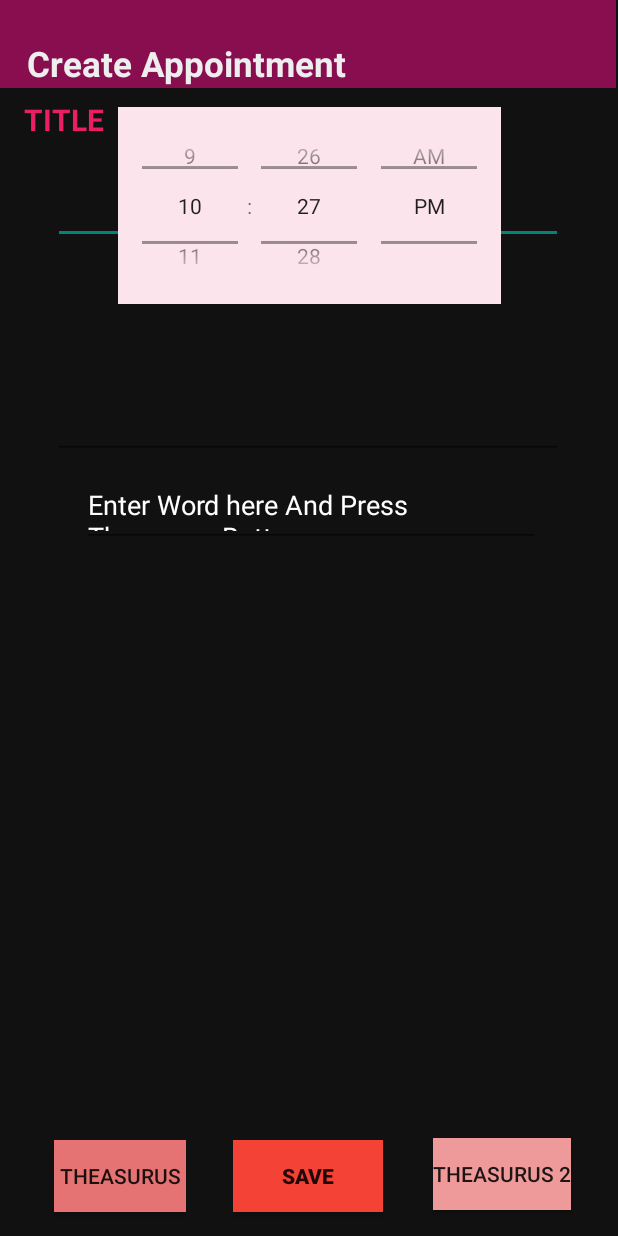
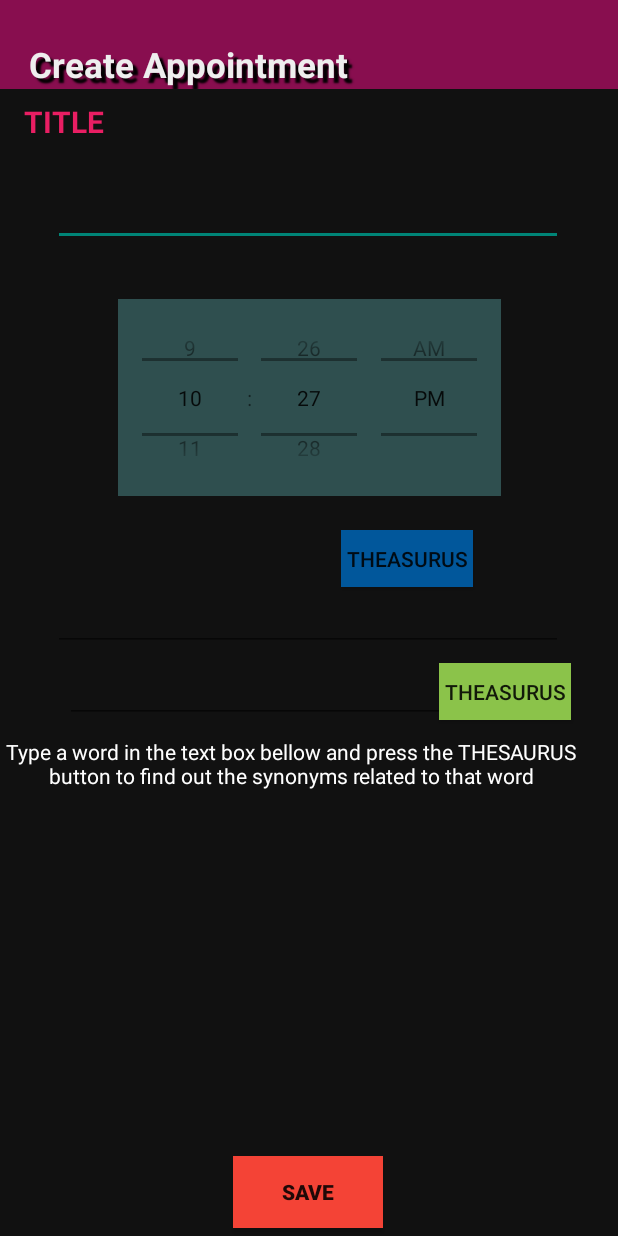
Before and after one commit to pavithB/MySchedule, an Android app: the CreateAppoinment screen opened directly, with no data from a screen before it, on a phone screen of 412 x 824 dp. Run offline under Robolectric (Android 15) with nearby library versions, the phone set to English and light mode, and no system bars.

Commit message:
first version done

```diff
--- a/app/src/main/java/com/pavithbuddhima/myschedule/SearchAppointment.java
+++ b/app/src/main/java/com/pavithbuddhima/myschedule/SearchAppointment.java
@@ -1,13 +1,197 @@
-package com.pavithbuddhima.myschedule;
-
-import android.support.v7.app.AppCompatActivity;
-import android.os.Bundle;
-
-public class SearchAppointment extends AppCompatActivity {
-
-    @Override
-    protected void onCreate(Bundle savedInstanceState) {
-        super.onCreate(savedInstanceState);
-        setContentView(R.layout.activity_search_appointment);
-    }
-}
+//package com.pavithbuddhima.myschedule;
+//
+//import android.content.Context;
+//import android.os.Bundle;
+//import android.support.v7.app.AppCompatActivity;
+//import android.view.Gravity;
+//import android.view.LayoutInflater;
+//import android.view.View;
+//import android.view.ViewGroup;
+//import android.view.Window;
+//import android.view.WindowManager;
+//import android.view.inputmethod.InputMethodManager;
+//import android.widget.AdapterView;
+//import android.widget.Button;
+//import android.widget.EditText;
+//import android.widget.ListView;
+//import android.widget.PopupWindow;
+//import android.widget.TextView;
+//import android.widget.Toast;
+//
+//import java.util.ArrayList;
+//
+//import android.content.Context;
+//import android.content.Intent;
+//import android.support.v7.app.AppCompatActivity;
+//import android.os.Bundle;
+//import android.view.Gravity;
+//import android.view.LayoutInflater;
+//import android.view.View;
+//import android.view.ViewGroup;
+//import android.view.Window;
+//import android.view.WindowManager;
+//import android.view.inputmethod.InputMethodManager;
+//import android.widget.AdapterView;
+//import android.widget.ArrayAdapter;
+//import android.widget.Button;
+//import android.widget.EditText;
+//import android.widget.ListView;
+//import android.widget.PopupWindow;
+//import android.widget.TextView;
+//import android.widget.Toast;
+//
+//
+//
+//import java.util.ArrayList;
+//import java.util.List;
+//
+//public class SearchAppointmentScreen extends AppCompatActivity implements View.OnClickListener{
+//
+//    private Button searchBtn;
+//    private EditText searchET;
+//
+//    AppoinmentDataBase myDBHandler;
+//
+//
+//    //list view stuff
+//    AppointmentAdaptor appointmentAdaptor;
+//    ListView listView;
+//
+//    //lists to store all the resulting appointments
+//    List<Appoinment> listArr;
+//    //list to store matching appointments
+//    List<Appoinment> listMatches;
+//
+//    //variable to store the value input from the textbox
+//    String searchKeywords;
+//
+//    //search popup stuff
+//    private PopupWindow popupWindow;
+//    TextView titleTV,timeTV,detailsTV;
+//
+//    @Override
+//    protected void onCreate(Bundle savedInstanceState) {
+//        super.onCreate(savedInstanceState);
+//
+//        requestWindowFeature(Window.FEATURE_NO_TITLE);
+//        getWindow().setFlags(WindowManager.LayoutParams.FLAG_FULLSCREEN,WindowManager.LayoutParams.FLAG_FULLSCREEN);
+//
+//        setContentView(R.layout.activity_search_appointment_screen);
+//
+//        //initialising the button and edit text
+//        searchBtn = (Button) findViewById(R.id.confirmButton);
+//        searchBtn.setOnClickListener(this);
+//        searchET = (EditText) findViewById(R.id.searchEditText);
+//
+//        //creates an instance of the MyDBHandler
+//        myDBHandler = new MyDBHandler(this, null, null, 1);
+//
+//        //call the displayappointment method and store all the appointments in a list
+//        listArr = myDBHandler.viewAppoinment();
+//
+//        //initialize the list view
+//        listView = (ListView) findViewById(R.id.searchList);
+//        //adding a list item click listener
+//        listView.setOnItemClickListener(new AdapterView.OnItemClickListener() {
+//            @Override
+//            public void onItemClick(AdapterView<?> parent, View view, int position, long id) {
+//
+//                displayClickedSearch(appointmentAdaptor.getItem(position) , view);
+//
+//            }
+//        });
+//
+//    }
+//
+//    @Override
+//    public void onClick(View v) {
+//
+//        //Hides the virtual keyboard when the buttons are clicked
+//        InputMethodManager inputManager = (InputMethodManager)
+//                getSystemService(Context.INPUT_METHOD_SERVICE);
+//        inputManager.hideSoftInputFromWindow(getCurrentFocus().getWindowToken(),
+//                InputMethodManager.HIDE_NOT_ALWAYS);
+//
+//        switch (v.getId()){
+//            case R.id.confirmButton : {
+//
+//                try {
+//                    if (searchET.getText().toString().equals("") || searchET.getText().toString().equals(null)) {
+//
+//                        searchET.setError("Please input a Keyword");
+//
+//                    } else {
+//                        //initialize a new list of apppointments
+//                        listMatches = new ArrayList<>();
+//
+//                        //assign the edit text value to the searchKeywords variable
+//                        searchKeywords = searchET.getText().toString();
+//
+//
+//                        //see if the arraylist objectcts contain any of the keywords
+//                        for (Appointment appointment : listArr) {
+//
+//                            if (appointment.getTitle().contains(searchKeywords)) {
+//
+//                                listMatches.add(appointment);
+//                            }
+//
+//                        }
+//
+//
+//                        appointmentAdaptor = new AppointmentAdaptor(getBaseContext(), -1, listMatches);
+//                        listView.setAdapter(appointmentAdaptor);
+//
+//                        if(listMatches.size() == 0){
+//
+//                            Toast.makeText(getBaseContext(),"Couldn't find any matches", Toast.LENGTH_SHORT).show();
+//
+//                        }
+//                    }
+//                }catch (Exception e){
+//
+//                    Toast.makeText(getBaseContext(),"Couldn't find any matches", Toast.LENGTH_SHORT).show();
+//
+//                }
+//                searchET.setText("");
+//                break;
+//            }
+//        }
+//    }
+//
+//    /**
+//     * This function creates a  popup window that will display the selected appointment details
+//     *
+//     * @param v The current view instance is passed
+//     */
+//    public void displayClickedSearch(Appointment appointment , View v){
+//
+//        Toast.makeText(getBaseContext(),appointment.getTitle(), Toast.LENGTH_SHORT).show();
+//
+//
+//        //get an instance of layoutinflater
+//        LayoutInflater inflater = (LayoutInflater) SearchAppointmentScreen.this
+//                .getSystemService(Context.LAYOUT_INFLATER_SERVICE);
+//        //initiate the view
+//        final View layout = inflater.inflate(R.layout.search_popup,
+//                (ViewGroup) findViewById(R.id.searchPopupView));
+//
+//        //initialising the textviews in search popup
+//        titleTV = (TextView) layout.findViewById(R.id.searchedTitle) ;
+//        timeTV = (TextView) layout.findViewById(R.id.searchedTime) ;
+//        detailsTV = (TextView) layout.findViewById(R.id.searchedDetails) ;
+//
+//        //initialize a size for the popup
+//        popupWindow = new PopupWindow(layout, 1000, 1000 ,  true);
+//        // display the popup in the center
+//        popupWindow.showAtLocation(v, Gravity.CENTER, 0, 0);
+//
+//        //setting the textviews
+//        titleTV.setText(appointment.getTitle());
+//        timeTV.setText(appointment.getTime());
+//        detailsTV.setText(appointment.getDetails());
+//
+//
+//
+//    }
+//}
--- a/app/src/main/res/layout/activity_calender_main.xml
+++ b/app/src/main/res/layout/activity_calender_main.xml
@@ -119,7 +119,7 @@
         android:id="@+id/button"
         android:text="search"
         app:layout_constraintLeft_toRightOf="@+id/editText"
-        android:layout_marginLeft="-24dp"
+        android:layout_marginLeft="0dp"
         app:layout_constraintTop_toTopOf="parent"
         android:layout_marginTop="33dp" />
 
--- a/app/src/main/res/layout/activity_create_appoinment.xml
+++ b/app/src/main/res/layout/activity_create_appoinment.xml
@@ -11,19 +11,22 @@
 <TextView
     android:background="#880E4F"
     android:text="\n\t Create Appointment"
-    android:textStyle="bold"
     android:textSize="23dp"
     android:textColor="#eeeeee"
     android:layout_width="412dp"
+    android:textStyle="bold"
+    android:shadowColor="@color/Black"
+    android:shadowDx="5"
+    android:shadowDy="5"
+    android:shadowRadius="1"
     android:layout_height="59dp"
     android:id="@+id/textView5"
-    android:layout_marginLeft="-1dp"
     app:layout_constraintLeft_toLeftOf="parent"
     android:layout_marginRight="8dp"
     app:layout_constraintRight_toRightOf="parent"
     app:layout_constraintTop_toTopOf="parent"
-    android:layout_marginTop="-1dp"
-    app:layout_constraintHorizontal_bias="0.111" />
+    app:layout_constraintHorizontal_bias="0.111"
+    android:layout_marginEnd="8dp" />
 
 
     <TextView
@@ -59,8 +62,7 @@
         android:layout_marginRight="198dp"
         app:layout_constraintRight_toRightOf="@+id/textView"
         app:layout_constraintHorizontal_bias="0.0"
-        app:layout_constraintBottom_toTopOf="@+id/timeedit"
-        android:layout_marginBottom="-91dp" />
+        app:layout_constraintBottom_toTopOf="@+id/timeedit" />
 
     <TextView
         android:textColor="#E91E63"
@@ -77,8 +79,7 @@
         app:layout_constraintLeft_toLeftOf="@+id/textView3"
         android:layout_marginRight="231dp"
         app:layout_constraintRight_toRightOf="@+id/textView3"
-        app:layout_constraintHorizontal_bias="0.033"
-        android:layout_marginBottom="7dp" />
+        app:layout_constraintHorizontal_bias="0.033" />
 
 
     <EditText
@@ -95,14 +96,13 @@
         app:layout_constraintRight_toRightOf="parent"
         android:layout_marginStart="8dp"
         android:layout_marginEnd="8dp"
-        android:layout_marginBottom="-35dp"
         app:layout_constraintBottom_toTopOf="@+id/textView3"
         app:layout_constraintHorizontal_bias="0.49" />
 
 
     <EditText
         android:textColor="#ffffff"
-        android:maxHeight="130dp"
+        android:maxHeight="120dp"
         android:layout_width="340dp"
         android:layout_height="wrap_content"
         android:id="@+id/editdetail"
@@ -117,7 +117,7 @@
         app:layout_constraintTop_toBottomOf="@+id/timeedit" />
 
     <TimePicker
-        android:background="#FCE4EC"
+        android:background="@color/DarkSlateGray"
         android:numbersTextColor="#00BFA5"
         android:id="@+id/timeedit"
         android:layout_width="255dp"
@@ -127,24 +127,42 @@
         app:layout_constraintLeft_toLeftOf="parent"
         android:layout_marginRight="8dp"
         app:layout_constraintRight_toRightOf="parent"
-        android:layout_marginTop="73dp"
+        android:layout_marginTop="35dp"
         app:layout_constraintTop_toBottomOf="@+id/titleedit"
         android:layout_marginStart="8dp"
         android:layout_marginEnd="8dp" />
 
 
     <EditText
-        android:layout_width="305dp"
-        android:layout_height="45dp"
-        android:layout_marginTop="13dp"
+        android:layout_width="260dp"
+        android:layout_height="48dp"
+        android:layout_marginTop="0dp"
         app:layout_constraintTop_toBottomOf="@+id/editdetail"
         android:layout_marginLeft="8dp"
         app:layout_constraintLeft_toLeftOf="@+id/editdetail"
         app:layout_constraintRight_toRightOf="@+id/editdetail"
-        app:layout_constraintHorizontal_bias="0.423"
-        android:hint="Enter Word here And Press Theasurus Button "
+        app:layout_constraintHorizontal_bias="0.0"
         android:textColorHint="#ffffff"
-        android:layout_marginStart="8dp" />
+        android:textColor="#000000"
+        android:layout_marginStart="8dp"
+        android:id="@+id/editText2" />
+
+
+    <TextView
+        android:id="@+id/thesaurustext"
+        android:layout_width="0dp"
+        android:layout_height="wrap_content"
+        android:text="Type a word in the text box bellow and press the THESAURUS button to find out the synonyms related to that word"
+        android:textAlignment="center"
+        android:textColor="#ffffff"
+        android:layout_marginTop="9dp"
+        app:layout_constraintTop_toBottomOf="@+id/editText2"
+        android:layout_marginLeft="-16dp"
+        app:layout_constraintLeft_toLeftOf="parent"
+        android:layout_marginRight="8dp"
+        app:layout_constraintRight_toRightOf="parent"
+        app:layout_constraintHorizontal_bias="1.0" />
+
 
 
     <Button
@@ -160,31 +178,39 @@
         android:textStyle="bold"
         android:background="#F44336"
         app:layout_constraintBottom_toBottomOf="parent"
-        android:layout_marginBottom="16dp"
+        android:layout_marginBottom="5dp"
         android:layout_marginStart="8dp"
         android:layout_marginEnd="8dp" />
 
     <Button
-        android:background="#E57373"
+        android:background="#8BC34A"
         android:layout_width="wrap_content"
-        android:layout_height="wrap_content"
+        android:layout_height="38dp"
         android:id="@+id/thesaurusbtn"
-        app:layout_constraintRight_toLeftOf="@+id/savebtn"
-        android:layout_marginRight="31dp"
-        app:layout_constraintBottom_toBottomOf="parent"
-        android:layout_marginBottom="16dp"
         android:text="Theasurus"
-        android:layout_marginEnd="31dp" />
+        android:layout_marginEnd="31dp"
+        app:layout_constraintTop_toTopOf="@+id/editText2"
+        android:layout_marginTop="8dp"
+        app:layout_constraintBottom_toBottomOf="@+id/editText2"
+        app:layout_constraintVertical_bias="0.0"
+        android:layout_marginRight="20dp"
+        app:layout_constraintRight_toRightOf="parent" />
 
     <Button
         android:layout_width="wrap_content"
-        android:layout_height="wrap_content"
-        app:layout_constraintLeft_toRightOf="@+id/savebtn"
+        android:layout_height="38dp"
+        app:layout_constraintBottom_toBottomOf="@+id/textView2"
+        android:layout_marginBottom="8dp"
+        android:text="Theasurus"
+        android:background="#01579B"
+        android:layout_marginStart="33dp"
+        app:layout_constraintTop_toTopOf="@+id/textView2"
+        app:layout_constraintLeft_toRightOf="@+id/textView2"
         android:layout_marginLeft="33dp"
-        app:layout_constraintBottom_toBottomOf="parent"
-        android:layout_marginBottom="17dp"
-        android:text="Theasurus 2"
-        android:background="#EF9A9A"
-        android:layout_marginStart="33dp" />
+        app:layout_constraintVertical_bias="0.0"
+        android:layout_marginRight="8dp"
+        app:layout_constraintRight_toRightOf="parent"
+        android:layout_marginEnd="8dp"
+        app:layout_constraintHorizontal_bias="0.761" />
 
 </android.support.constraint.ConstraintLayout>
--- a/app/src/main/res/layout/activity_move_appointment.xml
+++ b/app/src/main/res/layout/activity_move_appointment.xml
@@ -12,9 +12,11 @@
         android:layout_width="408dp"
         android:layout_height="101dp"
         android:text="\n\t\t    Move Appointment"
-
+        android:shadowColor="@color/Black"
+        android:shadowDx="5"
+        android:shadowDy="5"
+        android:shadowRadius="1"
         android:textSize="30dp"
-        android:textStyle="bold"
         android:textColor="#ffffff"
         app:layout_constraintTop_toTopOf="parent"
         android:layout_marginTop="0dp"
--- a/app/src/main/res/layout/activity_thesaurus.xml
+++ b/app/src/main/res/layout/activity_thesaurus.xml
@@ -11,7 +11,6 @@
     <TextView
         android:layout_width="wrap_content"
         android:layout_height="wrap_content"
-        android:text="THESAURUS EXAMPLE APP"
         android:textSize="24sp"
         android:textColor="@color/Azure"
         android:textAlignment="center"
--- a/app/src/main/res/layout/activity_view_appointment.xml
+++ b/app/src/main/res/layout/activity_view_appointment.xml
@@ -9,6 +9,10 @@
     tools:context="com.pavithbuddhima.myschedule.ViewAppointment">
 
     <TextView
+        android:shadowColor="@color/Black"
+        android:shadowDx="5"
+        android:shadowDy="5"
+        android:shadowRadius="1"
         android:layout_width="417dp"
         android:layout_height="60dp"
         android:id="@+id/viewTopic"
--- a/app/src/main/res/layout/confirm_delete.xml
+++ b/app/src/main/res/layout/confirm_delete.xml
@@ -17,6 +17,8 @@
         android:textAlignment="center"
         android:textColor="#111111"
         android:textSize="40dp"
+
+        android:shadowColor="@color/Black"
         android:textStyle="bold"
         app:layout_constraintTop_toTopOf="parent"
         android:layout_marginTop="8dp"
--- a/app/src/main/res/layout/delete_option.xml
+++ b/app/src/main/res/layout/delete_option.xml
@@ -17,6 +17,10 @@
         android:textAlignment="center"
         android:textColor="#111111"
         android:textSize="40dp"
+        android:shadowColor="@color/Black"
+        android:shadowDx="5"
+        android:shadowDy="5"
+        android:shadowRadius="1"
         android:textStyle="bold"
         app:layout_constraintTop_toTopOf="parent"
         android:layout_marginTop="8dp"
```
